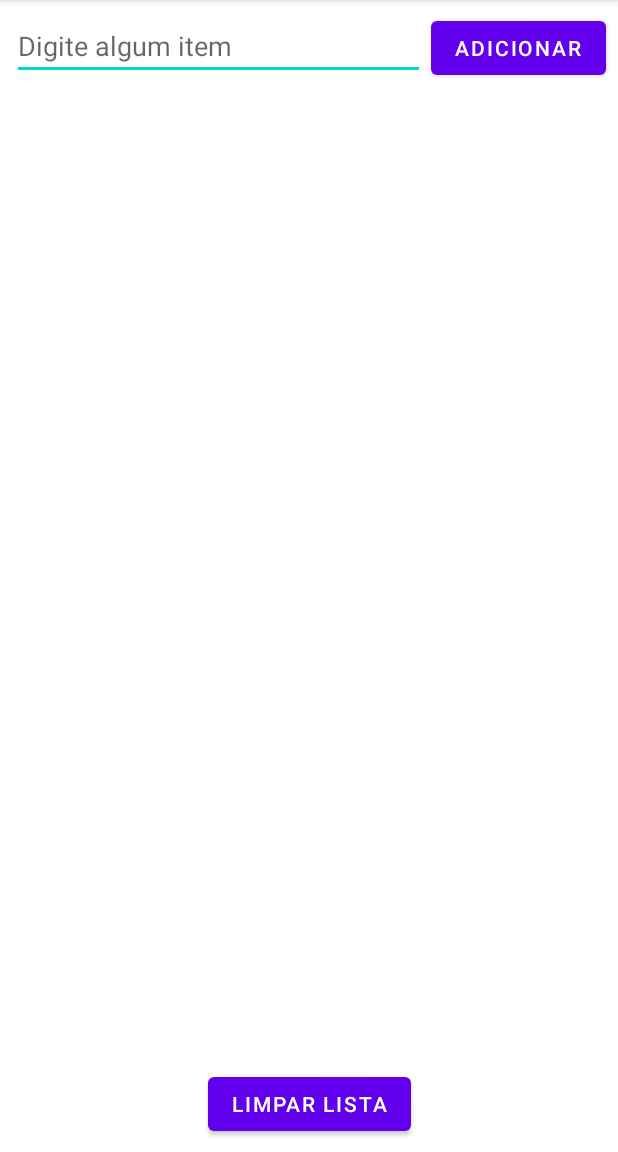
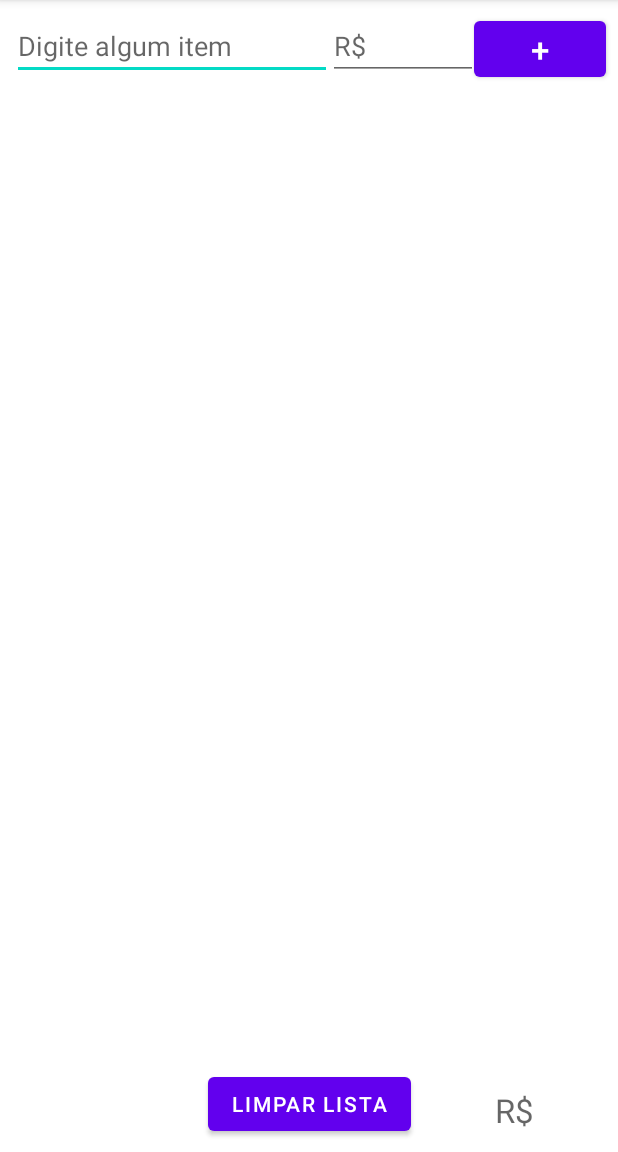
Before and after one commit to GiovanniTF/FMU-Atividade, an Android app: the screen it shows after launch (MainActivity), on a phone screen of 412 x 824 dp, the part 84-1236 px from its top. Run offline under Robolectric (Android 15) with nearby library versions, the phone set to English and light mode, and no system bars.

Commit message:
Adiciona valores

```diff
--- a/app/src/main/java/com/br/shoppinglist/AdaptertList.java
+++ b/app/src/main/java/com/br/shoppinglist/AdaptertList.java
@@ -48,16 +48,19 @@ public class AdaptertList extends RecyclerView.Adapter<AdaptertList.ShoppingView
     public class ShoppingViewHolder extends RecyclerView.ViewHolder {
         public TextView txItem;
         public Button btnDeletar;
+        public TextView txvValorItem;
 
         public ShoppingViewHolder(View view) {
             super(view);
-            txItem = (TextView) view.findViewById(R.id.txtItensId);
+            txItem = (TextView) view.findViewById(R.id.txvItensId);
             btnDeletar = (Button) view.findViewById(R.id.btnDeletarId);
+            txvValorItem = (TextView) view.findViewById(R.id.txvValorItemId);
         }
 
         public void onBind(int position) {
             ItemLista itemLista = shoppingList.get(position);
             txItem.setText(itemLista.getItem());
+            txvValorItem.setText(itemLista.getValor()); //VERIFICAR SE FUNCIONA
 
             btnDeletar.setOnClickListener(v -> onDeleteClickListener.onClick(itemLista));
         }
--- a/app/src/main/java/com/br/shoppinglist/BDCore.java
+++ b/app/src/main/java/com/br/shoppinglist/BDCore.java
@@ -13,7 +13,10 @@ public class BDCore extends SQLiteOpenHelper {
     }
 
     @Override public void onCreate(SQLiteDatabase db) {
-        db.execSQL("create table tabelaItem(_id integer primary key autoincrement, item text not null);");
+        db.execSQL("create table tabelaItem(_id integer primary key autoincrement, item text not null, valor text " +
+                "not" +
+                " " +
+                "null);");
     }
 
     @Override public void onUpgrade(SQLiteDatabase db, int oldVersion, int newVersion) {
--- a/app/src/main/java/com/br/shoppinglist/BancoDados.java
+++ b/app/src/main/java/com/br/shoppinglist/BancoDados.java
@@ -19,6 +19,7 @@ public class BancoDados {
     public void inserir(ItemLista itemLista) {
         ContentValues valores = new ContentValues();
         valores.put("item", itemLista.getItem());
+        valores.put("valor", itemLista.getValor());
 
         db.insert("tabelaItem", null, valores);
     }
@@ -26,6 +27,7 @@ public class BancoDados {
     public void atualizar(ItemLista itemLista) {
         ContentValues valores = new ContentValues();
         valores.put("item", itemLista.getItem());
+        valores.put("valor", itemLista.getValor());
 
         db.update("tabelaItem", valores, "_id = ?", new String[]{"" + itemLista.getId()});
     }
@@ -40,9 +42,9 @@ public class BancoDados {
 
     public List<ItemLista> buscar() {
         List<ItemLista> list = new ArrayList<>();
-        String[] colunas = new String[]{"_id", "item"};
+        String[] colunas = new String[]{"_id", "item", "valor"};
 
-        Cursor cursor = db.query("tabelaItem", colunas, null, null, null, null, "_id");
+        Cursor cursor = db.query("tabelaItem", colunas, null, null, null, null, "item ASC");
 
         if (cursor.getCount() > 0) {
             cursor.moveToFirst();
@@ -50,6 +52,7 @@ public class BancoDados {
                 ItemLista itemLista = new ItemLista();
                 itemLista.setId(cursor.getLong(0));
                 itemLista.setItem(cursor.getString(1));
+                itemLista.setValor(cursor.getString(2));
                 list.add(itemLista);
             } while (cursor.moveToNext());
         }
--- a/app/src/main/java/com/br/shoppinglist/MainActivity.java
+++ b/app/src/main/java/com/br/shoppinglist/MainActivity.java
@@ -3,6 +3,7 @@ package com.br.shoppinglist;
 import android.os.Bundle;
 import android.widget.Button;
 import android.widget.EditText;
+import android.widget.TextView;
 import android.widget.Toast;
 
 import androidx.appcompat.app.AppCompatActivity;
@@ -15,6 +16,8 @@ public class MainActivity extends AppCompatActivity {
     private ItemLista itemLista;
     private AdaptertList adaptertList;
     private EditText item;
+    private EditText valor;
+    private TextView valorTotal;
     private Button adicionar;
     private Button limparLista;
     private RecyclerView recyclerView;
@@ -25,6 +28,8 @@ public class MainActivity extends AppCompatActivity {
         setContentView(R.layout.activity_main);
 
         item = (EditText) findViewById(R.id.edtItemId);
+        valor = (EditText) findViewById(R.id.edtValorId);
+        valorTotal = (TextView) findViewById(R.id.txvTotalId);
         adicionar = (Button) findViewById(R.id.btnAdicionarId);
         limparLista = (Button) findViewById(R.id.btnLimparId);
         recyclerView = (RecyclerView) findViewById(R.id.rcvItensId);
@@ -57,6 +62,7 @@ public class MainActivity extends AppCompatActivity {
     public void salvarItem() {
         itemLista = new ItemLista();
         itemLista.setItem(item.getText().toString());
+        itemLista.setValor(valor.getText().toString());//VERIFICAR SE FUNCIONA
         bancoDados.inserir(itemLista);
         adaptertList.add(bancoDados.buscar());
         item.getText().clear();
--- a/app/src/main/res/layout/activity_main.xml
+++ b/app/src/main/res/layout/activity_main.xml
@@ -13,13 +13,10 @@
         android:layout_height="wrap_content"
         android:layout_marginStart="8dp"
         android:layout_marginTop="8dp"
-        android:layout_marginEnd="4dp"
         android:ems="10"
         android:hint="@string/digite_algum_item"
         android:importantForAccessibility="no"
         android:inputType="text"
-        app:layout_constraintEnd_toStartOf="@+id/btnAdicionarId"
-        app:layout_constraintHorizontal_bias="0.0"
         app:layout_constraintStart_toStartOf="parent"
         app:layout_constraintTop_toTopOf="parent" />
 
@@ -29,7 +26,8 @@
         android:layout_height="wrap_content"
         android:layout_marginTop="8dp"
         android:layout_marginEnd="8dp"
-        android:text="@string/adicionar"
+        android:text="+"
+        android:textSize="22dp"
         app:layout_constraintEnd_toEndOf="parent"
         app:layout_constraintTop_toTopOf="parent" />
 
@@ -55,4 +53,28 @@
         app:layout_constraintEnd_toEndOf="parent"
         app:layout_constraintStart_toStartOf="parent" />
 
+    <EditText
+        android:id="@+id/edtValorId"
+        android:layout_width="100dp"
+        android:layout_height="wrap_content"
+        android:layout_marginTop="8dp"
+        android:ems="10"
+        android:inputType="textPersonName"
+        android:hint="@string/rs"
+        app:layout_constraintEnd_toStartOf="@+id/btnAdicionarId"
+        app:layout_constraintStart_toEndOf="@+id/edtItemId"
+        app:layout_constraintTop_toTopOf="parent" />
+
+    <TextView
+        android:id="@+id/txvTotalId"
+        android:layout_width="wrap_content"
+        android:layout_height="wrap_content"
+        android:hint="@string/rs"
+        tools:text="R$100,00"
+        android:textSize="22dp"
+        app:layout_constraintBottom_toBottomOf="parent"
+        app:layout_constraintEnd_toEndOf="parent"
+        app:layout_constraintStart_toEndOf="@+id/btnLimparId"
+        app:layout_constraintTop_toBottomOf="@+id/rcvItensId" />
+
 </androidx.constraintlayout.widget.ConstraintLayout>
```
Also changed, not shown: app/src/main/java/com/br/shoppinglist/ItemLista.java (+9 -1 lines), app/src/main/res/layout/item_shopping_list.xml (+15 -4 lines).
